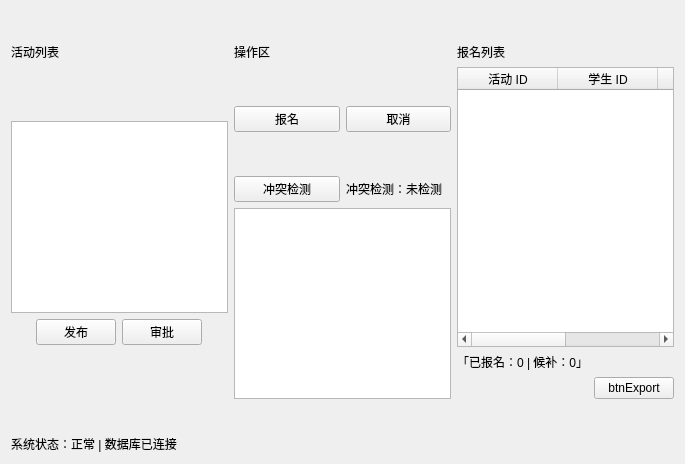
Above: CourseDesign/formreportview.ui from boom-super/Course-Design before the change. Below: the same form after it.
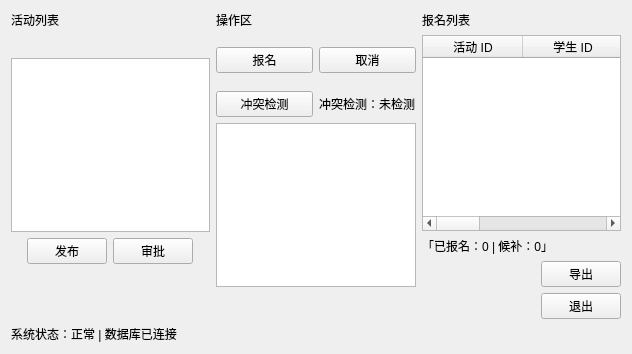
That is the form after the change.

What changed in the file:
```diff
--- a/CourseDesign/formreportview.ui
+++ b/CourseDesign/formreportview.ui
@@ -6,8 +6,8 @@
    <rect>
     <x>0</x>
     <y>0</y>
-    <width>685</width>
-    <height>464</height>
+    <width>632</width>
+    <height>354</height>
    </rect>
   </property>
   <property name="windowTitle">
@@ -280,7 +280,7 @@
          <item>
           <widget class="QPushButton" name="btnExport">
            <property name="text">
-            <string>btnExport</string>
+            <string>导出</string>
            </property>
           </widget>
          </item>
@@ -303,6 +303,30 @@
      </property>
     </spacer>
    </item>
+   <item>
+    <layout class="QHBoxLayout" name="horizontalLayout_6">
+     <item>
+      <spacer name="horizontalSpacer_6">
+       <property name="orientation">
+        <enum>Qt::Horizontal</enum>
+       </property>
+       <property name="sizeHint" stdset="0">
+        <size>
+         <width>40</width>
+         <height>20</height>
+        </size>
+       </property>
+      </spacer>
+     </item>
+     <item>
+      <widget class="QPushButton" name="btnLogout">
+       <property name="text">
+        <string>退出</string>
+       </property>
+      </widget>
+     </item>
+    </layout>
+   </item>
    <item>
     <widget class="QLabel" name="label_6">
      <property name="text">
```
Left out of the diff: 4 changed lines with no effect on the pictures.
